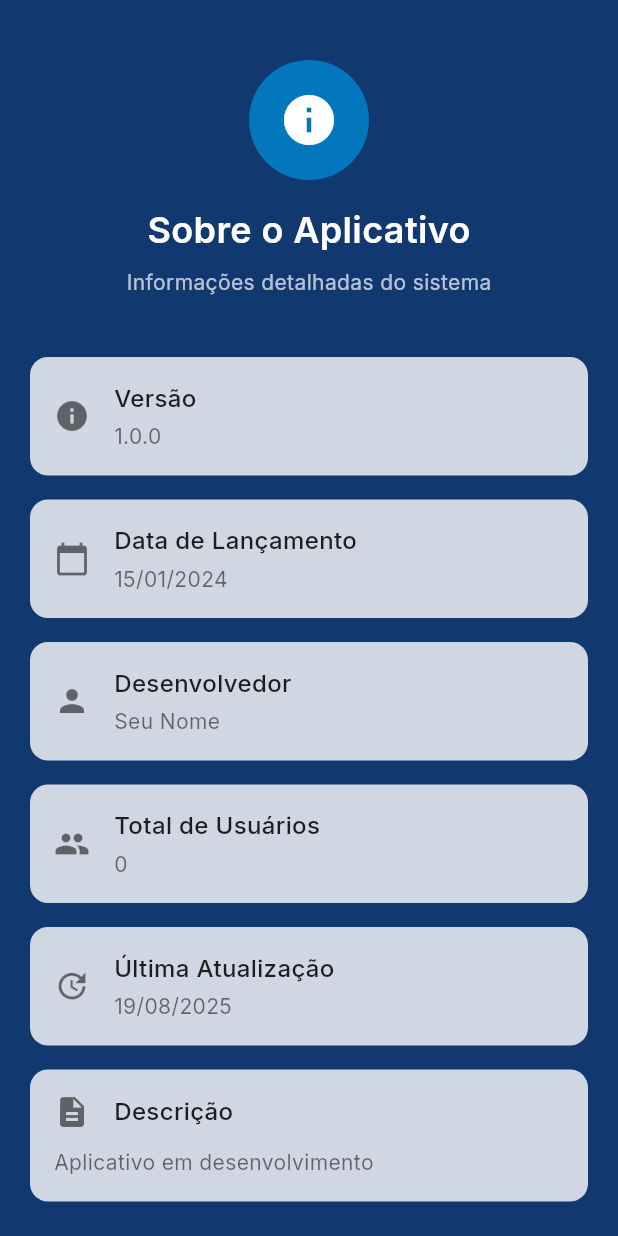
After one commit to oseas08/Projeto-InspiraVida, a Flutter app: the PaginaSobreAplicativo screen opened directly, on a phone screen of 412 x 824 dp. The commit adds this screen. Run offline on Flutter 3.47's test engine with Material 3 defaults, Android fonts, the phone set to English and light mode, and no system bars; our stand-ins replace font_awesome_flutter, google_fonts; missing offline and left inert: mysql1.

Commit message:
integração MYSQL

```diff
--- /dev/null
+++ b/lib/Sobre.dart
@@ -0,0 +1,414 @@
+import 'package:flutter/material.dart';
+import 'package:google_fonts/google_fonts.dart';
+import 'package:mysql1/mysql1.dart';
+
+class DadosAplicativo {
+  final int id;
+  final String versao;
+  final String dataLancamento;
+  final String desenvolvedor;
+  final String descricao;
+  final int totalUsuarios;
+  final String ultimaAtualizacao;
+
+  DadosAplicativo({
+    required this.id,
+    required this.versao,
+    required this.dataLancamento,
+    required this.desenvolvedor,
+    required this.descricao,
+    required this.totalUsuarios,
+    required this.ultimaAtualizacao,
+  });
+
+  factory DadosAplicativo.fromMap(Map<String, dynamic> map) {
+    return DadosAplicativo(
+      id: map['id'],
+      versao: map['versao'],
+      dataLancamento: map['data_lancamento'],
+      desenvolvedor: map['desenvolvedor'],
+      descricao: map['descricao'],
+      totalUsuarios: map['total_usuarios'],
+      ultimaAtualizacao: map['ultima_atualizacao'],
+    );
+  }
+}
+
+
+class DatabaseService {
+  static const String _host = 'localhost';
+  static const int _port = 3306;
+  static const String _user = 'root';
+  static const String _password = 'password';
+  static const String _database = 'app_database';
+
+  static Future<MySqlConnection> _getConnection() async {
+    final settings = ConnectionSettings(
+      host: _host,
+      port: _port,
+      user: _user,
+      password: _password,
+      db: _database,
+    );
+    return await MySqlConnection.connect(settings);
+  }
+
+  static Future<DadosAplicativo?> obterDadosAplicativo() async {
+    MySqlConnection? conn;
+    try {
+      conn = await _getConnection();
+
+      var results = await conn.query(
+          'SELECT * FROM dados_aplicativo WHERE id = 1'
+      );
+
+      if (results.isNotEmpty) {
+        var row = results.first;
+        return DadosAplicativo.fromMap({
+          'id': row[0],
+          'versao': row[1],
+          'data_lancamento': row[2],
+          'desenvolvedor': row[3],
+          'descricao': row[4],
+          'total_usuarios': row[5],
+          'ultima_atualizacao': row[6],
+        });
+      }
+      return null;
+    } catch (e) {
+      print('Erro ao buscar dados: $e');
+      return null;
+    } finally {
+      await conn?.close();
+    }
+  }
+
+  static Future<bool> atualizarDadosAplicativo(DadosAplicativo dados) async {
+    MySqlConnection? conn;
+    try {
+      conn = await _getConnection();
+
+      await conn.query(
+          '''UPDATE dados_aplicativo
+           SET versao = ?, data_lancamento = ?, desenvolvedor = ?,
+               descricao = ?, total_usuarios = ?, ultima_atualizacao = ?
+           WHERE id = 1''',
+          [dados.versao, dados.dataLancamento, dados.desenvolvedor,
+            dados.descricao, dados.totalUsuarios, dados.ultimaAtualizacao]
+      );
+
+      return true;
+    } catch (e) {
+      print('Erro ao atualizar dados: $e');
+      return false;
+    } finally {
+      await conn?.close();
+    }
+  }
+}
+
+class PaginaSobreAplicativo extends StatefulWidget {
+  const PaginaSobreAplicativo({super.key});
+
+  @override
+  State<PaginaSobreAplicativo> createState() => _PaginaSobreAplicativoState();
+}
+
+class _PaginaSobreAplicativoState extends State<PaginaSobreAplicativo> {
+  DadosAplicativo? dadosApp;
+  bool carregando = true;
+
+  @override
+  void initState() {
+    super.initState();
+    carregarDados();
+  }
+
+  Future<void> carregarDados() async {
+    setState(() {
+      carregando = true;
+    });
+
+    final dados = await DatabaseService.obterDadosAplicativo();
+
+    setState(() {
+      dadosApp = dados ?? DadosAplicativo(
+        id: 1,
+        versao: '1.0.0',
+        dataLancamento: '2024-01-15',
+        desenvolvedor: 'Seu Nome',
+        descricao: 'Aplicativo em desenvolvimento',
+        totalUsuarios: 0,
+        ultimaAtualizacao: DateTime.now().toString().substring(0, 10),
+      );
+      carregando = false;
+    });
+  }
+
+  @override
+  Widget build(BuildContext context) {
+    return SafeArea(
+      child: Scaffold(
+        backgroundColor: Color(0xFF123870),
+        body: construirCorpo(),
+      ),
+    );
+  }
+
+  construirCorpo() {
+    return SingleChildScrollView(
+      child: Padding(
+        padding: EdgeInsets.all(20),
+        child: Column(
+          children: [
+            construirCabecalho(),
+            SizedBox(height: 40),
+            if (carregando)
+              Center(
+                child: CircularProgressIndicator(
+                  color: Colors.white,
+                ),
+              )
+            else ...[
+              construirCardInfo(
+                icone: Icons.info,
+                titulo: 'Versão',
+                valor: dadosApp?.versao ?? 'N/A',
+              ),
+              SizedBox(height: 16),
+              construirCardInfo(
+                icone: Icons.calendar_today,
+                titulo: 'Data de Lançamento',
+                valor: _formatarData(dadosApp?.dataLancamento ?? ''),
+              ),
+              SizedBox(height: 16),
+              construirCardInfo(
+                icone: Icons.person,
+                titulo: 'Desenvolvedor',
+                valor: dadosApp?.desenvolvedor ?? 'N/A',
+              ),
+              SizedBox(height: 16),
+              construirCardInfo(
+                icone: Icons.group,
+                titulo: 'Total de Usuários',
+                valor: '${dadosApp?.totalUsuarios ?? 0}',
+              ),
+              SizedBox(height: 16),
+              construirCardInfo(
+                icone: Icons.update,
+                titulo: 'Última Atualização',
+                valor: _formatarData(dadosApp?.ultimaAtualizacao ?? ''),
+              ),
+              SizedBox(height: 16),
+              construirCardDescricao(),
+              SizedBox(height: 30),
+              construirBotaoAtualizar(),
+              SizedBox(height: 20),
+              construirBotaoVoltar(),
+            ],
+            SizedBox(height: 40),
+          ],
+        ),
+      ),
+    );
+  }
+
+  construirCabecalho() {
+    return Column(
+      children: [
+        SizedBox(height: 20),
+        Container(
+          width: 80,
+          height: 80,
+          decoration: BoxDecoration(
+            shape: BoxShape.circle,
+            color: Color(0xFF0277BD),
+          ),
+          child: Icon(
+            Icons.info,
+            size: 40,
+            color: Colors.white,
+          ),
+        ),
+        SizedBox(height: 16),
+        construirTexto(
+          texto: 'Sobre o Aplicativo',
+          tamanhoFonte: 24.0,
+          pesoFonte: FontWeight.w600,
+          cor: Colors.white,
+        ),
+        SizedBox(height: 8),
+        construirTexto(
+          texto: 'Informações detalhadas do sistema',
+          tamanhoFonte: 14.0,
+          cor: Colors.white70,
+        ),
+      ],
+    );
+  }
+
+  construirCardInfo({
+    required IconData icone,
+    required String titulo,
+    required String valor,
+  }) {
+    return Container(
+      decoration: BoxDecoration(
+        color: Colors.white.withOpacity(0.8),
+        borderRadius: BorderRadius.circular(12),
+      ),
+      child: Padding(
+        padding: EdgeInsets.all(16),
+        child: Row(
+          children: [
+            Icon(
+              icone,
+              color: Colors.black54,
+              size: 24,
+            ),
+            SizedBox(width: 16),
+            Expanded(
+              child: Column(
+                crossAxisAlignment: CrossAxisAlignment.start,
+                children: [
+                  construirTexto(
+                    texto: titulo,
+                    tamanhoFonte: 16.0,
+                    pesoFonte: FontWeight.w500,
+                    cor: Colors.black87,
+                  ),
+                  SizedBox(height: 4),
+                  construirTexto(
+                    texto: valor,
+                    tamanhoFonte: 14.0,
+                    pesoFonte: FontWeight.w400,
+                    cor: Colors.black54,
+                  ),
+                ],
+              ),
+            ),
+          ],
+        ),
+      ),
+    );
+  }
+
+  construirCardDescricao() {
+    return Container(
+      decoration: BoxDecoration(
+        color: Colors.white.withOpacity(0.8),
+        borderRadius: BorderRadius.circular(12),
+      ),
+      child: Padding(
+        padding: EdgeInsets.all(16),
+        child: Column(
+          crossAxisAlignment: CrossAxisAlignment.start,
+          children: [
+            Row(
+              children: [
+                Icon(
+                  Icons.description,
+                  color: Colors.black54,
+                  size: 24,
+                ),
+                SizedBox(width: 16),
+                construirTexto(
+                  texto: 'Descrição',
+                  tamanhoFonte: 16.0,
+                  pesoFonte: FontWeight.w500,
+                  cor: Colors.black87,
+                ),
+              ],
+            ),
+            SizedBox(height: 12),
+            construirTexto(
+              texto: dadosApp?.descricao ?? 'Sem descrição disponível',
+              tamanhoFonte: 14.0,
+              cor: Colors.black54,
+            ),
+          ],
+        ),
+      ),
+    );
+  }
+
+  construirBotaoAtualizar() {
+    return Container(
+      width: double.infinity,
+      height: 50,
+      child: ElevatedButton(
+        onPressed: carregarDados,
+        style: ElevatedButton.styleFrom(
+          backgroundColor: Color(0xFF0097b2),
+          shape: RoundedRectangleBorder(
+            borderRadius: BorderRadius.circular(12),
+          ),
+          elevation: 0,
+        ),
+        child: Row(
+          mainAxisAlignment: MainAxisAlignment.center,
+          children: [
+            Icon(Icons.refresh, color: Colors.white, size: 20),
+            SizedBox(width: 8),
+            construirTexto(
+              texto: 'Atualizar Dados',
+              tamanhoFonte: 16.0,
+              pesoFonte: FontWeight.w500,
+              cor: Colors.white,
+            ),
+          ],
+        ),
+      ),
+    );
+  }
+
+  construirBotaoVoltar() {
+    return Container(
+      width: double.infinity,
+      height: 50,
+      child: OutlinedButton(
+        onPressed: () => Navigator.pop(context),
+        style: OutlinedButton.styleFrom(
+          side: BorderSide(color: Colors.white, width: 1),
+          shape: RoundedRectangleBorder(
+            borderRadius: BorderRadius.circular(12),
+          ),
+        ),
+        child: Row(
+          mainAxisAlignment: MainAxisAlignment.center,
+          children: [
+            Icon(Icons.arrow_back, color: Colors.white, size: 20),
+            SizedBox(width: 8),
+            construirTexto(
+              texto: 'Voltar',
+              tamanhoFonte: 16.0,
+              pesoFonte: FontWeight.w500,
+              cor: Colors.white,
+            ),
+          ],
+        ),
+      ),
+    );
+  }
+
+  construirTexto({required texto, cor, tamanhoFonte, pesoFonte}) {
+    return Text(
+      texto,
+      style: GoogleFonts.inter(
+        color: cor,
+        fontSize: tamanhoFonte,
+        fontWeight: pesoFonte,
+      ),
+    );
+  }
+
+  String _formatarData(String data) {
+    if (data.isEmpty) return 'N/A';
+    try {
+      DateTime dateTime = DateTime.parse(data);
+      return '${dateTime.day.toString().padLeft(2, '0')}/${dateTime.month.toString().padLeft(2, '0')}/${dateTime.year}';
+    } catch (e) {
+      return data;
+    }
+  }
+}
--- a/lib/home_page.dart
+++ b/lib/home_page.dart
@@ -1,6 +1,8 @@
 import 'package:flutter/material.dart';
 import 'package:font_awesome_flutter/font_awesome_flutter.dart';
 import 'package:google_fonts/google_fonts.dart';
+import 'Sobre.dart';
+
 
 class PaginaConfiguracoes extends StatefulWidget {
   const PaginaConfiguracoes({super.key});
@@ -72,30 +74,63 @@ class _PaginaConfiguracoesState extends State<PaginaConfiguracoes> {
               icone: Icons.language,
               titulo: 'Idioma',
               subtitulo: 'Português (Brasil)',
+              aoToque: () {
+                // Implementar navegação para seleção de idioma
+                ScaffoldMessenger.of(context).showSnackBar(
+                  SnackBar(content: Text('Função em desenvolvimento')),
+                );
+              },
             ),
             SizedBox(height: 16),
             construirCampoOpcao(
               icone: Icons.privacy_tip,
               titulo: 'Privacidade',
               subtitulo: 'Configurações de privacidade',
+              aoToque: () {
+                // Implementar navegação para privacidade
+                ScaffoldMessenger.of(context).showSnackBar(
+                  SnackBar(content: Text('Função em desenvolvimento')),
+                );
+              },
             ),
             SizedBox(height: 16),
             construirCampoOpcao(
               icone: Icons.security,
               titulo: 'Segurança',
               subtitulo: 'Autenticação e senha',
+              aoToque: () {
+                // Implementar navegação para segurança
+                ScaffoldMessenger.of(context).showSnackBar(
+                  SnackBar(content: Text('Função em desenvolvimento')),
+                );
+              },
             ),
             SizedBox(height: 16),
             construirCampoOpcao(
               icone: Icons.help,
               titulo: 'Ajuda',
               subtitulo: 'Central de ajuda e suporte',
+              aoToque: () {
+                // Implementar navegação para ajuda
+                ScaffoldMessenger.of(context).showSnackBar(
+                  SnackBar(content: Text('Função em desenvolvimento')),
+                );
+              },
             ),
             SizedBox(height: 16),
             construirCampoOpcao(
               icone: Icons.info,
               titulo: 'Sobre',
-              subtitulo: 'Versão 1.0.0',
+              subtitulo: 'Informações do aplicativo',
+              aoToque: () {
+                // Navegar para a tela sobre o aplicativo
+                Navigator.push(
+                  context,
+                  MaterialPageRoute(
+                    builder: (context) => PaginaSobreAplicativo(),
+                  ),
+                );
+              },
             ),
             SizedBox(height: 60),
             construirBotaoLogout(),
@@ -196,8 +231,12 @@ class _PaginaConfiguracoesState extends State<PaginaConfiguracoes> {
     required IconData icone,
     required String titulo,
     required String subtitulo,
+    VoidCallback? aoToque,
   }) {
-    return Container(
+    return InkWell(
+      onTap: aoToque,
+      borderRadius: BorderRadius.circular(12),
+      child: Container(
         decoration: BoxDecoration(
           color: Colors.white.withOpacity(0.8),
           borderRadius: BorderRadius.circular(12),
@@ -239,6 +278,7 @@ class _PaginaConfiguracoesState extends State<PaginaConfiguracoes> {
             ],
           ),
         ),
+      ),
     );
   }
 
@@ -247,7 +287,34 @@ class _PaginaConfiguracoesState extends State<PaginaConfiguracoes> {
       width: double.infinity,
       height: 56,
       child: ElevatedButton(
-        onPressed: () {},
+        onPressed: () {
+          // Implementar logout
+          showDialog(
+            context: context,
+            builder: (BuildContext context) {
+              return AlertDialog(
+                title: Text('Confirmar Logout'),
+                content: Text('Deseja realmente sair da conta?'),
+                actions: [
+                  TextButton(
+                    onPressed: () => Navigator.pop(context),
+                    child: Text('Cancelar'),
+                  ),
+                  TextButton(
+                    onPressed: () {
+                      Navigator.pop(context);
+                      // Aqui você implementaria a lógica de logout
+                      ScaffoldMessenger.of(context).showSnackBar(
+                        SnackBar(content: Text('Logout realizado')),
+                      );
+                    },
+                    child: Text('Sair'),
+                  ),
+                ],
+              );
+            },
+          );
+        },
         style: ElevatedButton.styleFrom(
           backgroundColor: Color(0xFF0097b2),
           shape: RoundedRectangleBorder(
--- a/pubspec.yaml
+++ b/pubspec.yaml
@@ -36,6 +36,8 @@ dependencies:
   cupertino_icons: ^1.0.8
   google_fonts: ^6.2.1
   font_awesome_flutter: ^10.8.0
+  mysql1: ^0.20.0
+
 
 dev_dependencies:
   flutter_test:
```
Also changed, not shown: pubspec.lock. Lines whose indentation alone changed are shown as unchanged.
